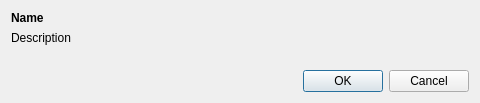
Before: the Qt Designer form src/plugin/settings/PluginSettingsDialog.ui in startkladde/startkladde, drawn with Qt 5.
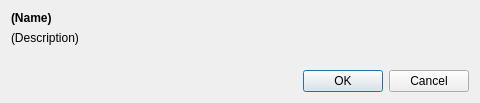
After: the same form once the commit is applied.

```diff
--- a/src/plugin/settings/PluginSettingsDialog.ui
+++ b/src/plugin/settings/PluginSettingsDialog.ui
@@ -39,14 +39,14 @@
       </font>
      </property>
      <property name="text">
-      <string>Name</string>
+      <string>(Name)</string>
      </property>
     </widget>
    </item>
    <item row="1" column="0" colspan="2">
     <widget class="QLabel" name="descriptionLabel">
      <property name="text">
-      <string>Description</string>
+      <string>(Description)</string>
      </property>
     </widget>
    </item>
```
